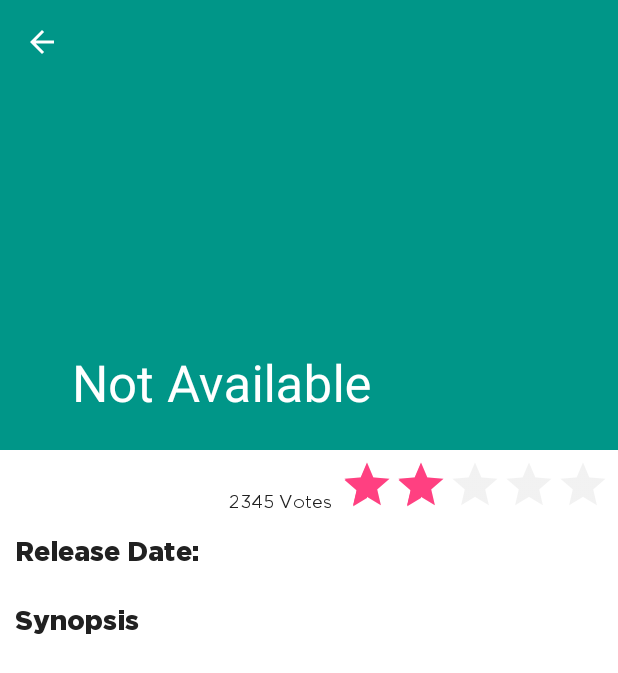
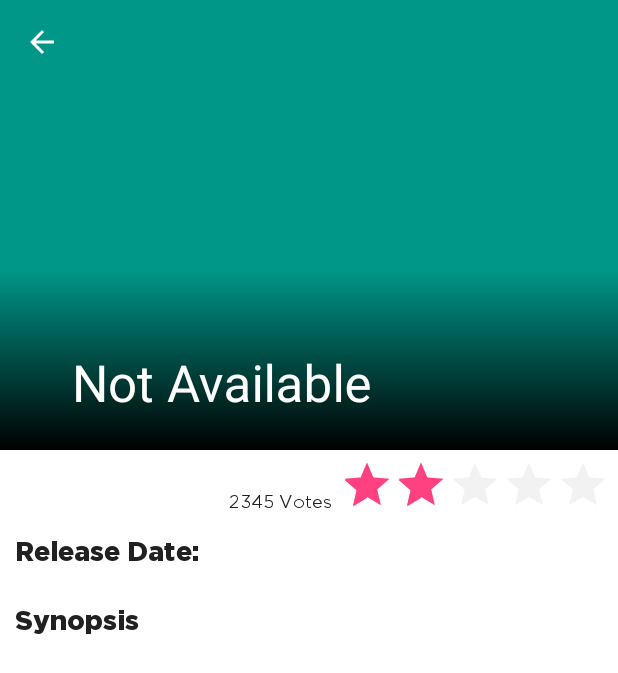
Before and after one commit to Sneha010/UdacityNanodegree, an Android app: the MovieDetailActivity screen opened directly, with no data from a screen before it, on a phone screen of 412 x 824 dp. Shown: the top 673 px of the screen. Run offline under Robolectric (Android 15) with nearby library versions, the phone set to English and light mode, and no system bars; our stand-ins replace ButterKnife, Picasso; libraries missing offline, so code that uses them is left out: android.support.v7; pictures from the network do not load; 6 statements that could not run were skipped.

Commit message:
Added palette

```diff
--- a/app/src/main/java/com/udacity/myappportfolio/MovieDetailActivity.java
+++ b/app/src/main/java/com/udacity/myappportfolio/MovieDetailActivity.java
@@ -4,6 +4,7 @@ import android.graphics.Bitmap;
 import android.graphics.Color;
 import android.graphics.drawable.BitmapDrawable;
 import android.graphics.drawable.LayerDrawable;
+import android.os.Build;
 import android.os.Bundle;
 import android.support.annotation.Nullable;
 import android.support.design.widget.CollapsingToolbarLayout;
@@ -13,6 +14,8 @@ import android.support.v7.widget.Toolbar;
 import android.view.Menu;
 import android.view.MenuInflater;
 import android.view.MenuItem;
+import android.view.Window;
+import android.view.WindowManager;
 import android.widget.ImageView;
 import android.widget.RatingBar;
 import android.widget.TextView;
@@ -83,7 +86,7 @@ public class MovieDetailActivity extends BaseActivity {
                         Bitmap bitmap = ((BitmapDrawable) iv_movie_poster.getDrawable()).getBitmap(); // Ew!
                         Palette palette = PaletteTransformation.getPalette(bitmap);
                         if(palette!=null){
-
+                            applyPallateToWindow(palette);
                         }
 
                     }
@@ -129,6 +132,40 @@ public class MovieDetailActivity extends BaseActivity {
 
     }
 
+    //Apply toolbar status and navigation color from palatte
+    public void applyPallateToWindow(Palette palette){
+
+        int colorPrimary = getResources().getColor(R.color.colorPrimary);
+        int colorPrimaryDark = getResources().getColor(R.color.colorPrimaryDark);
+
+
+        if(palette.getDarkMutedSwatch()!=null){
+
+            colorPrimary = palette.getDarkMutedSwatch().getRgb();
+            colorPrimaryDark = colorPrimary;
+
+            float[] hsv = new float[3];
+            Color.colorToHSV(colorPrimaryDark, hsv);
+            hsv[2] *= 1.5f; // value component
+            colorPrimaryDark = Color.HSVToColor(hsv);
+        }
+
+        if(Build.VERSION.SDK_INT >= Build.VERSION_CODES.LOLLIPOP){
+
+            Window window = getWindow();
+            window.addFlags(WindowManager.LayoutParams.FLAG_DRAWS_SYSTEM_BAR_BACKGROUNDS);
+
+            window.clearFlags(WindowManager.LayoutParams.FLAG_TRANSLUCENT_STATUS);
+            window.setStatusBarColor(colorPrimary);
+            window.setNavigationBarColor(colorPrimary);
+
+            collapsingToolbarLayout.setContentScrimColor(colorPrimaryDark);
+
+
+        }
+
+    }
+
     public boolean onCreateOptionsMenu(Menu menu) {
         MenuInflater inflater = getMenuInflater();
         inflater.inflate(R.menu.main, menu);
--- /dev/null
+++ b/app/src/main/res/drawable/trans_black_shaded_drawable.xml
@@ -0,0 +1,13 @@
+<?xml version="1.0" encoding="UTF-8"?>
+<shape xmlns:android="http://schemas.android.com/apk/res/android" android:shape="rectangle" >
+
+    <gradient
+        android:angle="90"
+        android:endColor="@android:color/transparent"
+        android:startColor="@color/black"
+        android:type="linear" />
+
+    <corners
+        android:radius="0dp"/>
+
+</shape>
--- a/app/src/main/res/layout/movie_detail_main_layout.xml
+++ b/app/src/main/res/layout/movie_detail_main_layout.xml
@@ -35,6 +35,12 @@
                 android:fitsSystemWindows="true"
                 app:layout_collapseMode="parallax"
                 />
+
+            <View
+                android:layout_width="match_parent"
+                android:layout_height="120dp"
+                android:background="@drawable/trans_black_shaded_drawable"
+                android:layout_gravity="bottom"/>
 
             <android.support.v7.widget.Toolbar
                 android:id="@+id/toolbar"
--- a/app/src/main/res/values/colors.xml
+++ b/app/src/main/res/values/colors.xml
@@ -13,6 +13,7 @@
     <color name="ripplePrimaryColor">#00897B</color>
 
     <color name="black">#000000</color>
+    <color name="trans_black">#cc353535</color>
     <color name="white">#FFFFFF</color>
     <array name="progress_colors">
         <item>#00796B</item>
```
